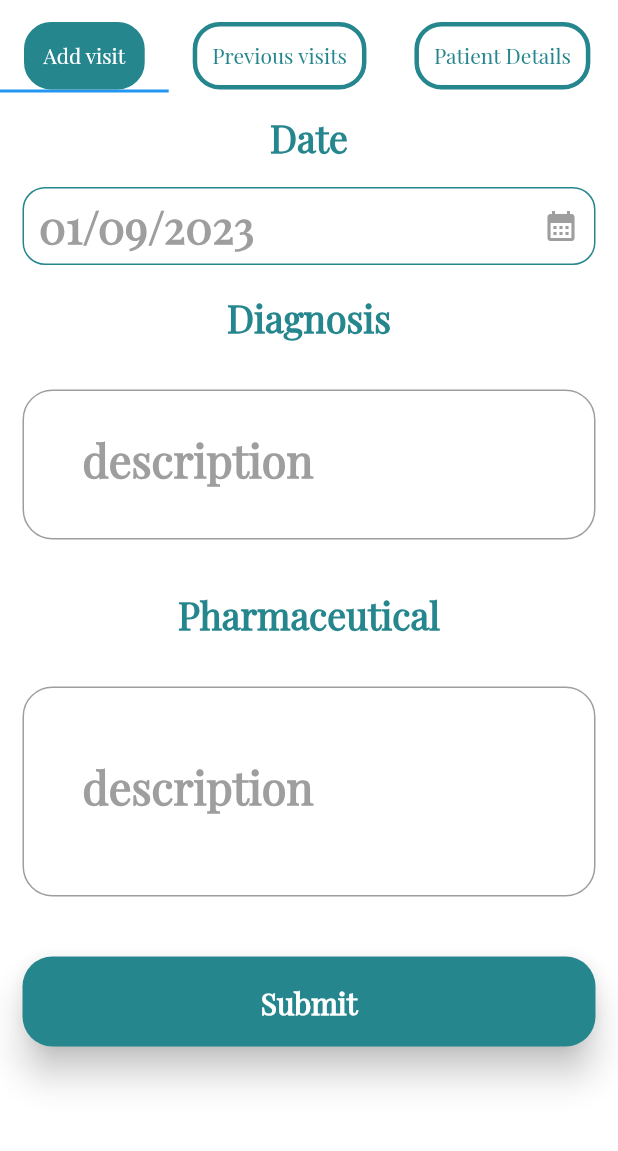
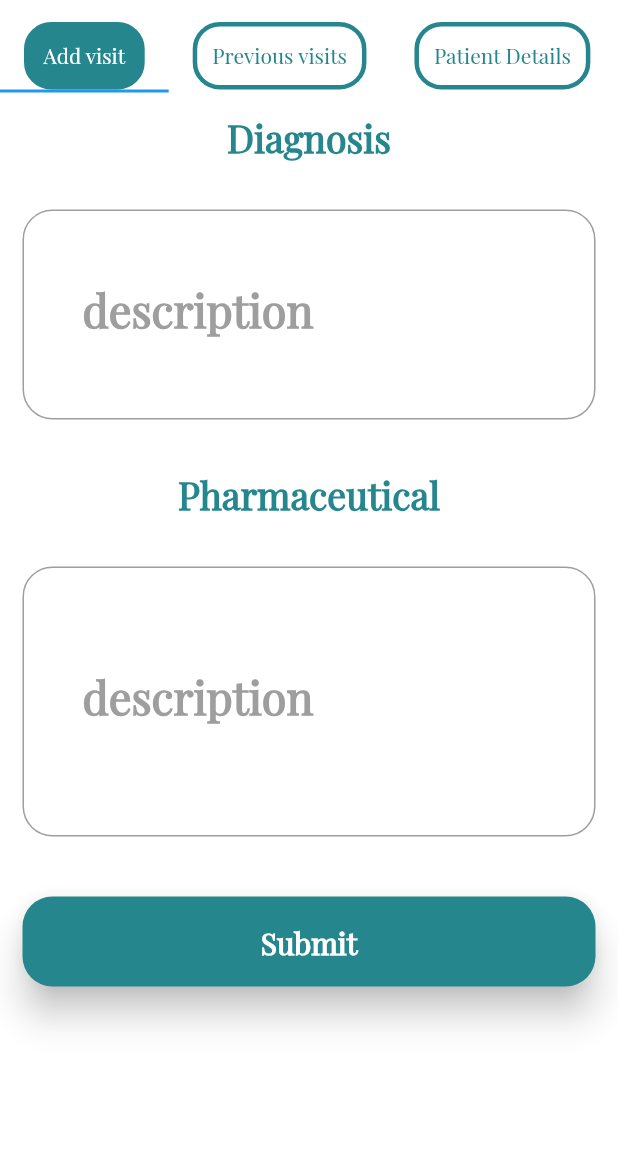
Before and after one commit to AminaHamed/hospital_doctor_app, a Flutter app: the PatientDataScreen screen opened by its route, on a phone screen of 412 x 824 dp, the part 62-1213 px from its top. Run offline on Flutter 3.47's test engine with Material 2 defaults, Android fonts, the phone set to English and light mode, and no system bars; our stand-ins replace flutter_slidable, get, image_picker; project files that could hold a hidden picture were left out.

Commit message:
+patient Registration +view patient info +add patient +add visit +view visits +view medical analysis +add chronic disease +view chronic diseases +add medical analysis +add xray +delete chronic +delete xray +delete medical analysis -remove date picker

```diff
--- a/lib/views/tabs/add_visit_tab.dart
+++ b/lib/views/tabs/add_visit_tab.dart
@@ -4,7 +4,6 @@ import 'package:hospital_app/views/widgets/custom_formButton.dart';
 import 'package:hospital_app/views/widgets/custom_textFormField.dart';
 
 import '../../controllers/add_visit_controller.dart';
-import '../../utils/date_widget.dart';
 import '../widgets/custom_text.dart';
 
 class AddVisitTab extends StatelessWidget {
@@ -23,26 +22,26 @@ class AddVisitTab extends StatelessWidget {
           key: formKey,
           child: Column(
             children: [
-              CustomText(text: 'Date'),
-              Container(
-                margin: const EdgeInsets.symmetric(vertical: 15),
-                child: Row(
-                  children: [
-                    GetBuilder<AddVisitController>(builder: (controller) {
-                      return DateWidget(
-                          selectedDate: controller.selectedData,
-                          onTap: () {
-                            controller.showMyDatePicker(context);
-                          });
-                    }),
-                  ],
-                ),
-              ),
+              // CustomText(text: 'Date'),
+              // Container(
+              //   margin: const EdgeInsets.symmetric(vertical: 15),
+              //   child: Row(
+              //     children: [
+              //       GetBuilder<AddVisitController>(builder: (controller) {
+              //         return DateWidget(
+              //             selectedDate: controller.selectedData,
+              //             onTap: () {
+              //               controller.showMyDatePicker(context);
+              //             });
+              //       }),
+              //     ],
+              //   ),
+              // ),
               CustomText(text: 'Diagnosis'),
               CustomTextFormField(
                 label: 'description',
                 keyboardType: TextInputType.multiline,
-                maxLines: 2,
+                maxLines: 3,
                 controller: controller.diagnosisController,
                 validator: (value) => controller.validateDiagnosis(value!),
               ),
@@ -50,7 +49,7 @@ class AddVisitTab extends StatelessWidget {
               CustomTextFormField(
                 label: 'description',
                 keyboardType: TextInputType.multiline,
-                maxLines: 3,
+                maxLines: 4,
                 controller: controller.pharmaceuticalController,
                 validator: (value) => controller.validatePharmaceutical(value!),
               ),
```
Also changed, not shown: lib/views/screens/add_medicalAnalysis.dart (+18 -19 lines), lib/views/screens/add_xray.dart (+16 -17 lines).
